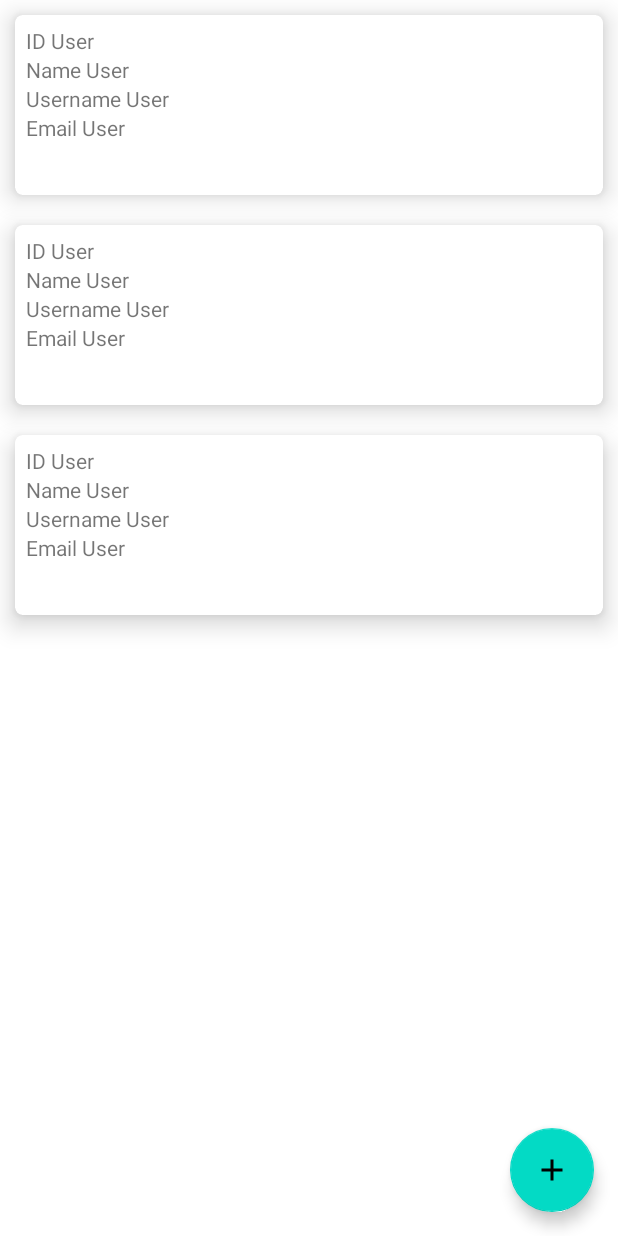
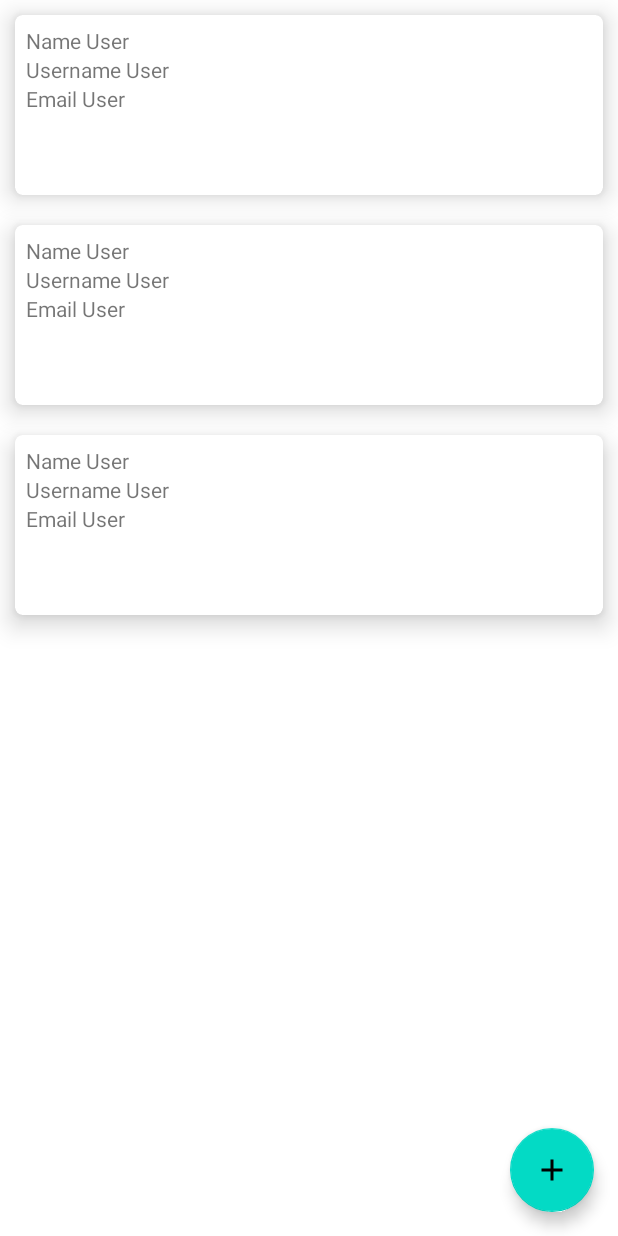
Before and after one commit to fanfon22/countries-app, an Android app: the layout activity_main.xml on its own in the app's theme, with its tools: preview values and no code run, on a phone screen of 412 x 824 dp. Run offline under Robolectric (Android 15) with nearby library versions, the phone set to English and light mode, and no system bars.

```diff
--- a/app/src/main/res/layout/items_main.xml
+++ b/app/src/main/res/layout/items_main.xml
@@ -15,26 +15,21 @@
         android:layout_margin="7dp"
         android:gravity="center"
         >
-        <TextView
-            android:id="@+id/tv_id"
-            android:layout_width="match_parent"
-            android:layout_height="wrap_content"
-            android:text="ID User"/>
 
         <TextView
-            android:id="@+id/tv_name"
+            android:id="@+id/name"
             android:layout_width="match_parent"
             android:layout_height="wrap_content"
             android:text="Name User"/>
 
         <TextView
-            android:id="@+id/tv_username"
+            android:id="@+id/username"
             android:layout_width="match_parent"
             android:layout_height="wrap_content"
             android:text="Username User"/>
 
         <TextView
-            android:id="@+id/tv_email"
+            android:id="@+id/email"
             android:layout_width="match_parent"
             android:layout_height="wrap_content"
             android:text="Email User"/>
```
Also changed, not shown: app/src/main/java/com/juhasz/country/RVAdapter.kt (+6 -6 lines).
